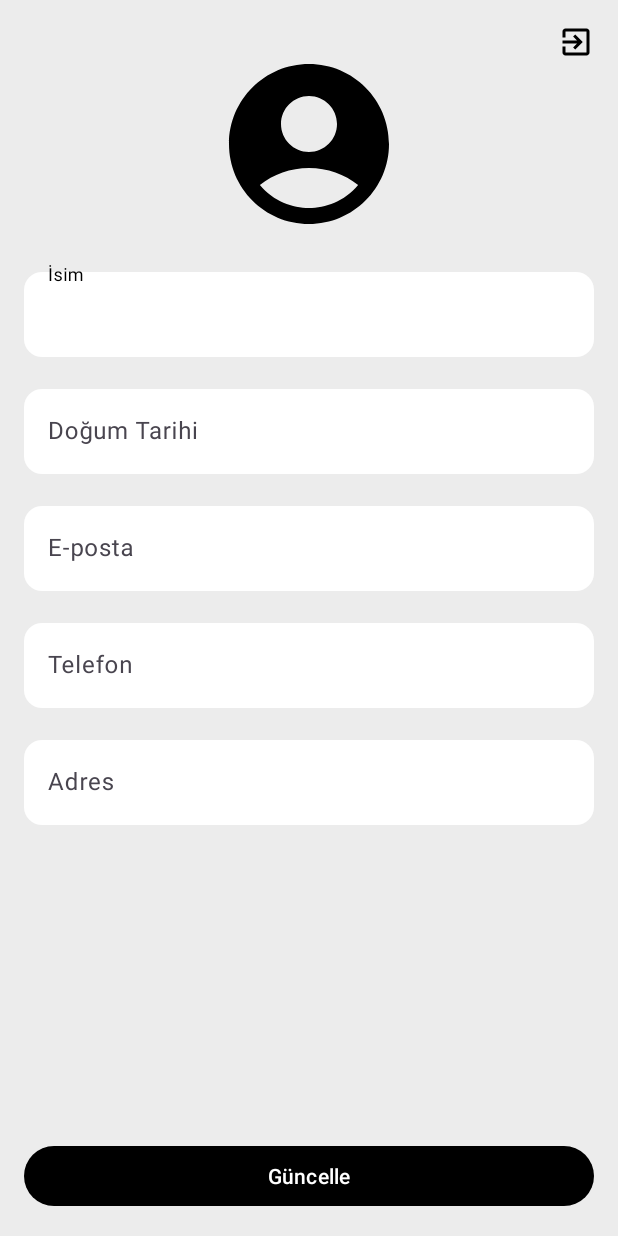
After one commit to kvseralcn/ecommerceApp, an Android app: the layout fragment_user.xml on its own in the app's theme, with its tools: preview values and no code run, on a phone screen of 412 x 824 dp. The commit adds this screen. Run offline under Robolectric (Android 15) with nearby library versions, the phone set to English and light mode, and no system bars.

Commit message:
add user page

```diff
--- a/app/build.gradle.kts
+++ b/app/build.gradle.kts
@@ -62,6 +62,8 @@ dependencies {
     implementation("com.google.firebase:firebase-auth-ktx")
     implementation("com.google.firebase:firebase-auth")
     implementation("com.google.firebase:firebase-config:21.0.3")
+    implementation("com.google.firebase:firebase-database:20.0.0")
+    implementation("com.google.firebase:firebase-firestore:24.9.0")
 
     //Recyclerview
     implementation("androidx.recyclerview:recyclerview:")
--- /dev/null
+++ b/app/src/main/java/com/pixelark/capstoneproject/core/data/DataOrException.kt
@@ -0,0 +1,6 @@
+package com.pixelark.capstoneproject.core.data
+
+data class DataOrException<T, E : Exception?>(
+    var data: T? = null,
+    var e: E? = null
+)
--- a/app/src/main/java/com/pixelark/capstoneproject/core/di/FirebaseModule.kt
+++ b/app/src/main/java/com/pixelark/capstoneproject/core/di/FirebaseModule.kt
@@ -1,6 +1,7 @@
 package com.pixelark.capstoneproject.core.di
 
 import com.google.firebase.auth.FirebaseAuth
+import com.google.firebase.firestore.FirebaseFirestore
 import com.google.firebase.remoteconfig.FirebaseRemoteConfig
 import com.google.firebase.remoteconfig.FirebaseRemoteConfigSettings
 import com.pixelark.capstoneproject.R
@@ -21,6 +22,10 @@ class FirebaseModule {
 
     @Provides
     @Singleton
+    fun provideFirestore() = FirebaseFirestore.getInstance()
+
+    @Provides
+    @Singleton
     fun provideFirebaseRemoteConfig(): FirebaseRemoteConfig {
         val firebaseRemoteConfig = FirebaseRemoteConfig.getInstance()
         val configSettings = FirebaseRemoteConfigSettings.Builder()
--- a/app/src/main/java/com/pixelark/capstoneproject/ui/home/presentation/HomeFragment.kt
+++ b/app/src/main/java/com/pixelark/capstoneproject/ui/home/presentation/HomeFragment.kt
@@ -75,6 +75,10 @@ class HomeFragment : BaseFragment<FragmentHomeBinding, HomeViewModel>(
             setProductAdapter(response.products)
         }
         fetchRemoteConfig()
+
+        binding.fragmentHomeBtnUser.setOnClickListener {
+            findNavController().navigate(R.id.userFragment)
+        }
     }
 
     private fun fetchRemoteConfig() {
--- /dev/null
+++ b/app/src/main/res/drawable/baseline_account_circle_24.xml
@@ -0,0 +1,10 @@
+<vector android:height="24dp"
+    android:tint="#000000"
+    android:viewportHeight="24"
+    android:viewportWidth="24"
+    android:width="24dp"
+    xmlns:android="http://schemas.android.com/apk/res/android">
+    <path
+        android:fillColor="@android:color/white"
+        android:pathData="M12,2C6.48,2 2,6.48 2,12s4.48,10 10,10s10,-4.48 10,-10S17.52,2 12,2zM12,6c1.93,0 3.5,1.57 3.5,3.5S13.93,13 12,13s-3.5,-1.57 -3.5,-3.5S10.07,6 12,6zM12,20c-2.03,0 -4.43,-0.82 -6.14,-2.88C7.55,15.8 9.68,15 12,15s4.45,0.8 6.14,2.12C16.43,19.18 14.03,20 12,20z" />
+</vector>
--- /dev/null
+++ b/app/src/main/res/drawable/baseline_exit_to_app_24.xml
@@ -0,0 +1,11 @@
+<vector android:autoMirrored="true"
+    android:height="24dp"
+    android:tint="#000000"
+    android:viewportHeight="24"
+    android:viewportWidth="24"
+    android:width="24dp"
+    xmlns:android="http://schemas.android.com/apk/res/android">
+    <path
+        android:fillColor="@android:color/white"
+        android:pathData="M10.09,15.59L11.5,17l5,-5 -5,-5 -1.41,1.41L12.67,11H3v2h9.67l-2.58,2.59zM19,3H5c-1.11,0 -2,0.9 -2,2v4h2V5h14v14H5v-4H3v4c0,1.1 0.89,2 2,2h14c1.1,0 2,-0.9 2,-2V5c0,-1.1 -0.9,-2 -2,-2z" />
+</vector>
--- /dev/null
+++ b/app/src/main/res/layout/fragment_user.xml
@@ -0,0 +1,138 @@
+<?xml version="1.0" encoding="utf-8"?>
+<androidx.constraintlayout.widget.ConstraintLayout xmlns:android="http://schemas.android.com/apk/res/android"
+    xmlns:app="http://schemas.android.com/apk/res-auto"
+    android:layout_width="match_parent"
+    android:layout_height="match_parent"
+    android:background="#ECECEC">
+
+    <ImageButton
+        android:id="@+id/fragmentPayment_btnSignOut"
+        android:layout_width="wrap_content"
+        android:layout_height="wrap_content"
+        android:layout_marginHorizontal="16dp"
+        android:layout_marginTop="16dp"
+        android:layout_marginBottom="16dp"
+        android:background="@android:color/transparent"
+        android:src="@drawable/baseline_exit_to_app_24"
+        app:layout_constraintEnd_toEndOf="parent"
+        app:layout_constraintTop_toTopOf="parent" />
+
+    <ImageView
+        android:id="@+id/fragmentUser_ivUserImage"
+        android:layout_width="128dp"
+        android:layout_height="128dp"
+        android:layout_marginTop="32dp"
+        android:src="@drawable/baseline_account_circle_24"
+        app:layout_constraintEnd_toEndOf="parent"
+        app:layout_constraintStart_toStartOf="parent"
+        app:layout_constraintTop_toTopOf="parent" />
+
+    <com.google.android.material.textfield.TextInputLayout
+        android:id="@+id/fragmentUser_tvUserName"
+        android:layout_width="match_parent"
+        android:layout_height="wrap_content"
+        android:layout_marginStart="16dp"
+        android:layout_marginTop="16dp"
+        android:layout_marginEnd="16dp"
+        android:ems="10"
+        android:hint="İsim"
+        app:layout_constraintEnd_toEndOf="parent"
+        app:layout_constraintStart_toStartOf="parent"
+        app:layout_constraintTop_toBottomOf="@+id/fragmentUser_ivUserImage">
+
+        <com.google.android.material.textfield.TextInputEditText
+            android:layout_width="match_parent"
+            android:layout_height="wrap_content"
+            android:background="@drawable/custom_edittext_background"
+            android:inputType="text" />
+    </com.google.android.material.textfield.TextInputLayout>
+
+    <com.google.android.material.textfield.TextInputLayout
+        android:id="@+id/fragmentUser_tvUserBirthdate"
+        android:layout_width="match_parent"
+        android:layout_height="wrap_content"
+        android:layout_marginStart="16dp"
+        android:layout_marginTop="16dp"
+        android:layout_marginEnd="16dp"
+        android:ems="10"
+        android:hint="Doğum Tarihi"
+        app:layout_constraintEnd_toEndOf="parent"
+        app:layout_constraintStart_toStartOf="parent"
+        app:layout_constraintTop_toBottomOf="@+id/fragmentUser_tvUserName">
+
+        <com.google.android.material.textfield.TextInputEditText
+            android:layout_width="match_parent"
+            android:layout_height="wrap_content"
+            android:background="@drawable/custom_edittext_background"
+            android:inputType="date" />
+    </com.google.android.material.textfield.TextInputLayout>
+
+    <com.google.android.material.textfield.TextInputLayout
+        android:id="@+id/fragmentUser_tvUserEmail"
+        android:layout_width="match_parent"
+        android:layout_height="wrap_content"
+        android:layout_margin="16dp"
+        android:hint="E-posta"
+        android:ems="10"
+        app:layout_constraintEnd_toEndOf="parent"
+        app:layout_constraintStart_toStartOf="parent"
+        app:layout_constraintTop_toBottomOf="@+id/fragmentUser_tvUserBirthdate">
+
+        <com.google.android.material.textfield.TextInputEditText
+            android:layout_width="match_parent"
+            android:layout_height="wrap_content"
+            android:background="@drawable/custom_edittext_background"
+            android:inputType="textMultiLine"
+            android:maxLines="4" />
+    </com.google.android.material.textfield.TextInputLayout>
+
+    <com.google.android.material.textfield.TextInputLayout
+        android:id="@+id/fragmentUser_tvUserPhoneNumber"
+        android:layout_width="match_parent"
+        android:layout_height="wrap_content"
+        android:layout_marginStart="16dp"
+        android:layout_marginTop="16dp"
+        android:layout_marginEnd="16dp"
+        android:ems="10"
+        android:hint="Telefon"
+        app:layout_constraintEnd_toEndOf="parent"
+        app:layout_constraintStart_toStartOf="parent"
+        app:layout_constraintTop_toBottomOf="@+id/fragmentUser_tvUserEmail">
+
+        <com.google.android.material.textfield.TextInputEditText
+            android:layout_width="match_parent"
+            android:layout_height="wrap_content"
+            android:background="@drawable/custom_edittext_background"
+            android:inputType="phone"
+            android:maxLength="13" />
+    </com.google.android.material.textfield.TextInputLayout>
+
+    <com.google.android.material.textfield.TextInputLayout
+        android:id="@+id/fragmentUser_tvUserAddress"
+        android:layout_width="match_parent"
+        android:layout_height="wrap_content"
+        android:layout_margin="16dp"
+        android:hint="Adres"
+        app:layout_constraintEnd_toEndOf="parent"
+        app:layout_constraintStart_toStartOf="parent"
+        app:layout_constraintTop_toBottomOf="@+id/fragmentUser_tvUserPhoneNumber">
+
+        <com.google.android.material.textfield.TextInputEditText
+            android:layout_width="match_parent"
+            android:layout_height="wrap_content"
+            android:background="@drawable/custom_edittext_background"
+            android:inputType="textMultiLine"
+            android:maxLines="4" />
+    </com.google.android.material.textfield.TextInputLayout>
+
+    <Button
+        android:id="@+id/fragmentPayment_btnPayment"
+        android:layout_width="match_parent"
+        android:layout_height="wrap_content"
+        android:layout_marginHorizontal="16dp"
+        android:layout_marginBottom="16dp"
+        android:text="Güncelle"
+        app:layout_constraintBottom_toBottomOf="parent"
+        app:layout_constraintEnd_toEndOf="parent"
+        app:layout_constraintStart_toStartOf="parent" />
+</androidx.constraintlayout.widget.ConstraintLayout>
```
Also changed, not shown: app/src/main/java/com/pixelark/capstoneproject/core/data/UserModel.kt (added, +10 -0 lines), app/src/main/java/com/pixelark/capstoneproject/core/repository/FirestoreRepository.kt (added, +53 -0 lines), app/src/main/java/com/pixelark/capstoneproject/ui/signup/domain/SignUpViewModel.kt (+63 -5 lines), app/src/main/java/com/pixelark/capstoneproject/ui/signup/presentation/SignUpFragment.kt (+11 -6 lines), app/src/main/java/com/pixelark/capstoneproject/ui/user/domain/UserViewModel.kt (added, +58 -0 lines), app/src/main/java/com/pixelark/capstoneproject/ui/user/presentation/UserFragment.kt (added, +25 -0 lines), app/src/main/res/layout/fragment_home.xml (+11 -0 lines), app/src/main/res/navigation/home_graph.xml (+7 -0 lines).
